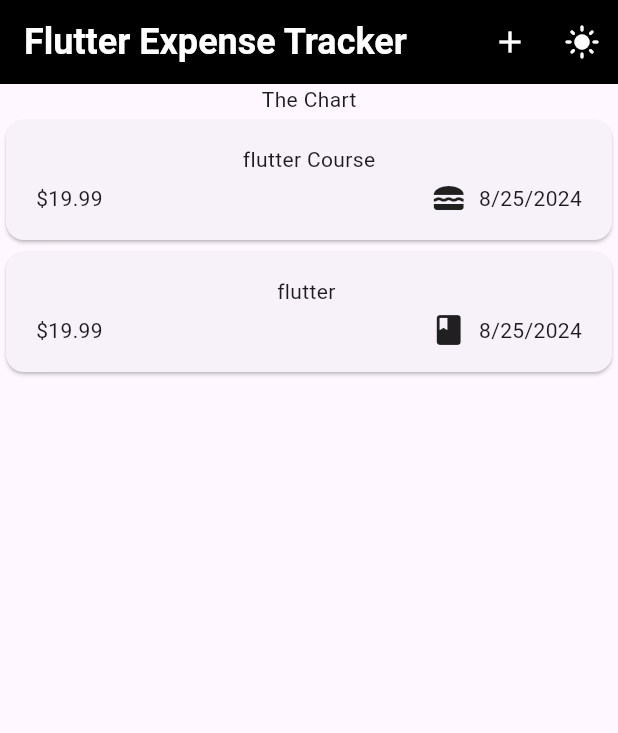
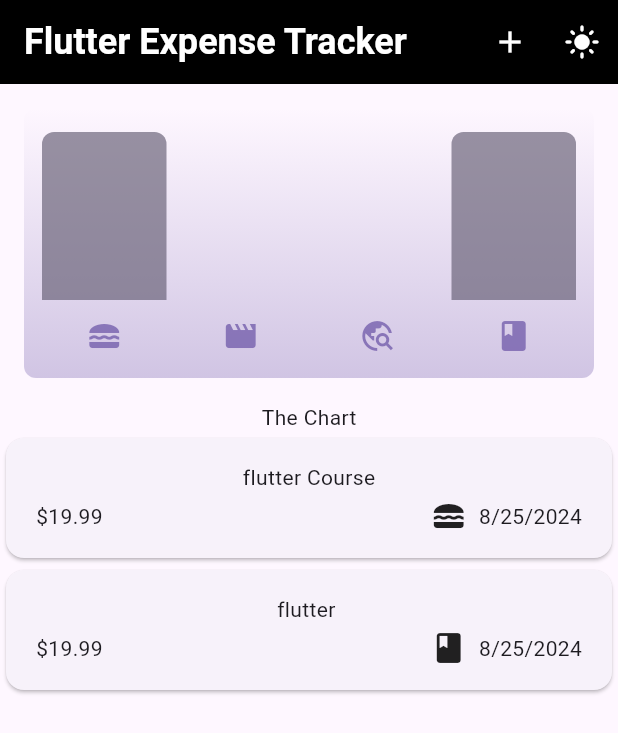
Before and after one commit to renkunji123/Expense_tracker_app_flutter_dart, a Flutter app: the screen it shows after launch, on a phone screen of 412 x 824 dp. Shown: the top 733 px of the screen. Run offline on Flutter 3.47's test engine with Material 3 defaults, Android fonts, the phone set to English and light mode, and no system bars.

Commit message:
Update main.dart

```diff
--- a/lib/main.dart
+++ b/lib/main.dart
@@ -1,5 +1,6 @@
 import 'package:flutter/material.dart';
 import 'widgets/expenses.dart';
+import 'package:flutter/services.dart';
 
 void main() {
     runApp(
--- a/lib/models/expense.dart
+++ b/lib/models/expense.dart
@@ -38,6 +38,11 @@ class ExpenseBucket {
   required this.expenses,
 });
 
+  ExpenseBucket.forCategory(List<Expense> allExpenses, this.category)
+  : expenses = allExpenses
+      .where((expense) => expense.category == category)
+      .toList();
+
 final Category category;
 final List<Expense> expenses;
 
--- /dev/null
+++ b/lib/widgets/chart/chart.dart
@@ -0,0 +1,95 @@
+import 'package:flutter/material.dart';
+
+import 'package:expense_app/widgets/chart/chart_bar.dart';
+import 'package:expense_app/models/expense.dart';
+
+class Chart extends StatelessWidget {
+  const Chart({super.key, required this.expenses});
+
+  final List<Expense> expenses;
+
+  List<ExpenseBucket> get buckets {
+    return [
+      ExpenseBucket.forCategory(expenses, Category.food),
+      ExpenseBucket.forCategory(expenses, Category.leisure),
+      ExpenseBucket.forCategory(expenses, Category.travel),
+      ExpenseBucket.forCategory(expenses, Category.learn),
+    ];
+  }
+
+  double get maxTotalExpense {
+    double maxTotalExpense = 0;
+
+    for (final bucket in buckets) {
+      if (bucket.totalExpenses > maxTotalExpense) {
+        maxTotalExpense = bucket.totalExpenses;
+      }
+    }
+
+    return maxTotalExpense;
+  }
+
+  @override
+  Widget build(BuildContext context) {
+    final isDarkMode =
+        MediaQuery.of(context).platformBrightness == Brightness.dark;
+    return Container(
+      margin: const EdgeInsets.all(16),
+      padding: const EdgeInsets.symmetric(
+        vertical: 16,
+        horizontal: 8,
+      ),
+      width: double.infinity,
+      height: 180,
+      decoration: BoxDecoration(
+        borderRadius: BorderRadius.circular(8),
+        gradient: LinearGradient(
+          colors: [
+            Theme.of(context).colorScheme.primary.withOpacity(0.3),
+            Theme.of(context).colorScheme.primary.withOpacity(0.0)
+          ],
+          begin: Alignment.bottomCenter,
+          end: Alignment.topCenter,
+        ),
+      ),
+      child: Column(
+        children: [
+          Expanded(
+            child: Row(
+              crossAxisAlignment: CrossAxisAlignment.end,
+              children: [
+                for (final bucket in buckets) // alternative to map()
+                  ChartBar(
+                    fill: bucket.totalExpenses == 0
+                        ? 0
+                        : bucket.totalExpenses / maxTotalExpense,
+                  )
+              ],
+            ),
+          ),
+          const SizedBox(height: 12),
+          Row(
+            children: buckets
+                .map(
+                  (bucket) => Expanded(
+                child: Padding(
+                  padding: const EdgeInsets.symmetric(horizontal: 4),
+                  child: Icon(
+                    categoryIcons[bucket.category],
+                    color: isDarkMode
+                        ? Theme.of(context).colorScheme.secondary
+                        : Theme.of(context)
+                        .colorScheme
+                        .primary
+                        .withOpacity(0.7),
+                  ),
+                ),
+              ),
+            )
+                .toList(),
+          )
+        ],
+      ),
+    );
+  }
+}
--- /dev/null
+++ b/lib/widgets/chart/chart_bar.dart
@@ -0,0 +1,30 @@
+import 'package:flutter/material.dart';
+
+class ChartBar extends StatelessWidget {
+  const ChartBar({
+    super.key,
+    required this.fill,
+  });
+
+  final double fill;
+
+  @override
+  Widget build(BuildContext context) {
+    return Expanded(
+      child: Padding(
+        padding: const EdgeInsets.symmetric(horizontal: 4),
+        child: FractionallySizedBox(
+          heightFactor: fill,
+          child: DecoratedBox(
+            decoration: BoxDecoration(
+              shape: BoxShape.rectangle,
+              borderRadius:
+              const BorderRadius.vertical(top: Radius.circular(8)),
+              color: Theme.of(context).colorScheme.secondary.withOpacity(0.65),
+            ),
+          ),
+        ),
+      ),
+    );
+  }
+}
--- a/lib/widgets/expenses.dart
+++ b/lib/widgets/expenses.dart
@@ -1,6 +1,7 @@
 import 'package:expense_app/widgets/expenses_list/expenses_list.dart';
 import 'package:expense_app/widgets/new_expense.dart';
 import 'package:flutter/material.dart';
+import 'package:expense_app/widgets/chart/chart.dart';
 
 
 import '../models/expense.dart';
@@ -123,6 +124,7 @@ class _ExpenseState extends State<Expenses> {
         ),
       body: Column(
         children: [
+          Chart(expenses: _registeredExpenses),
           const Text('The Chart'),
           Expanded(
               child: mainContent,
--- a/pubspec.yaml
+++ b/pubspec.yaml
@@ -89,3 +89,5 @@ flutter:
   #
   # For details regarding fonts from package dependencies,
   # see https://flutter.dev/to/font-from-package
+  assets:
+    - lib/widgets/chart/
```
Also changed, not shown: lib/generated/assets.dart (added). Lines whose indentation alone changed are shown as unchanged.
